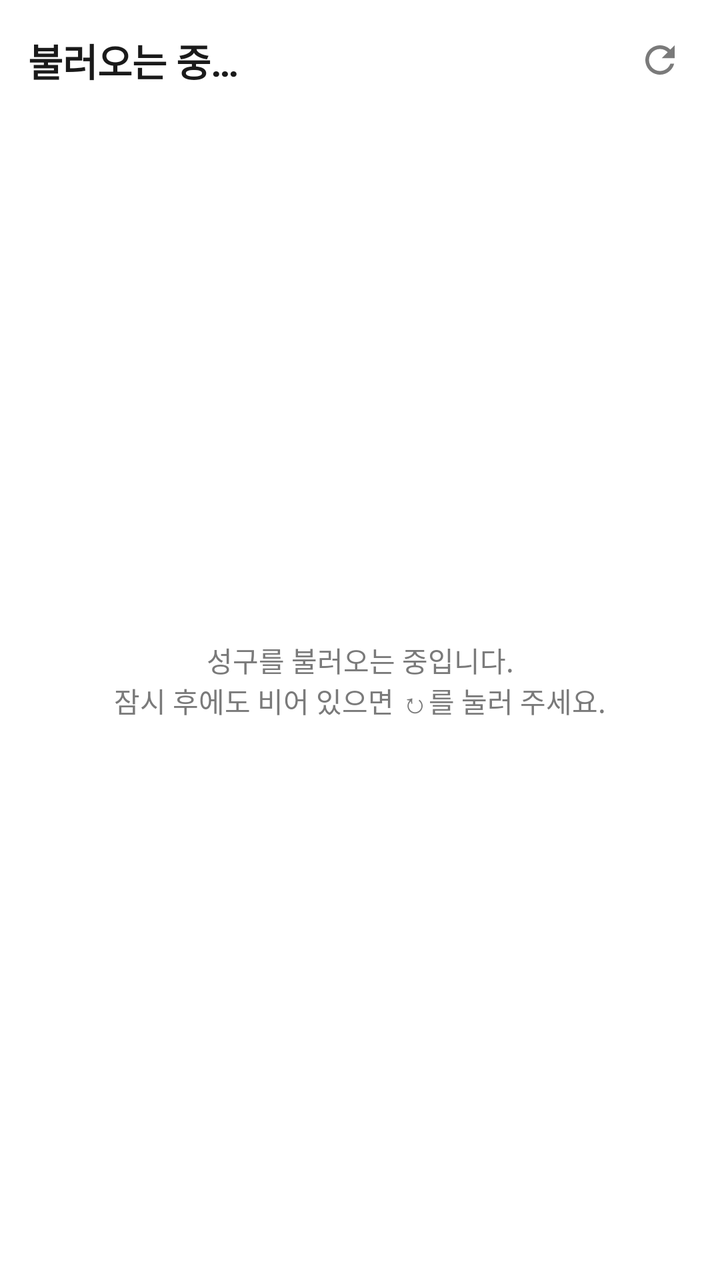
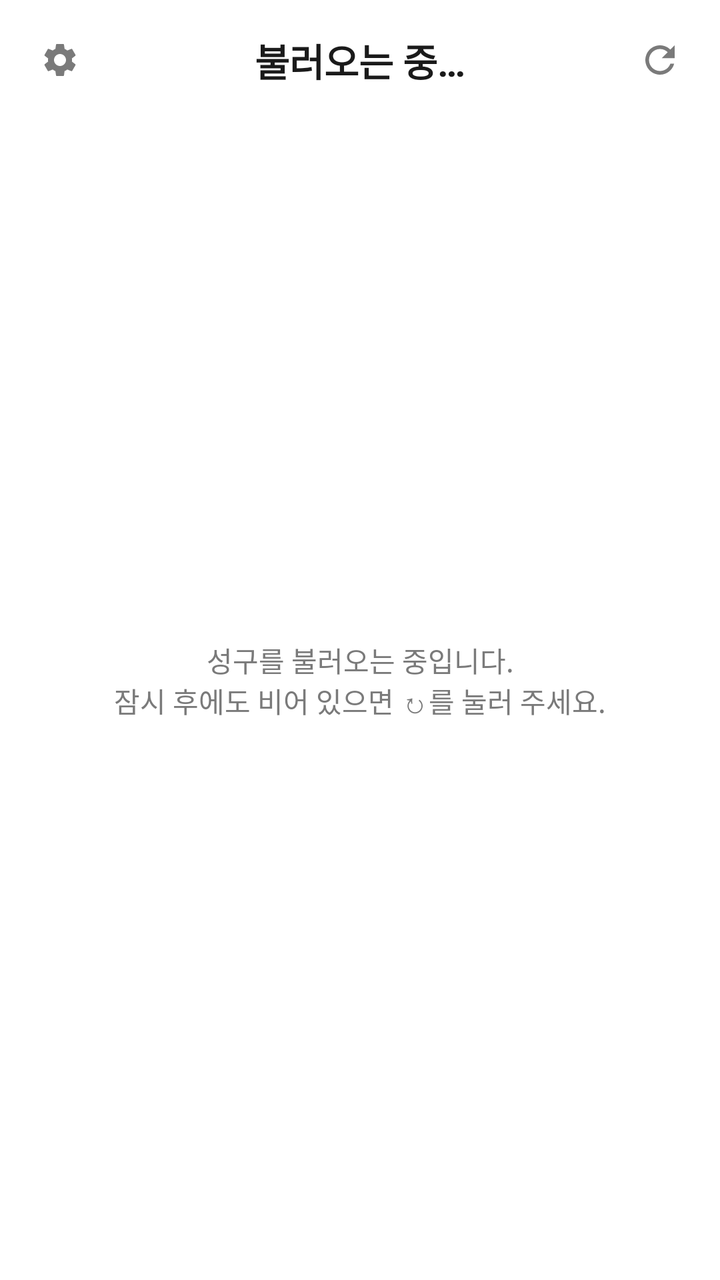

An Android layout rendered at two revisions. The XML below is the earlier revision; the diff shows what the commit changed to produce the second picture.
<!-- AndroidManifest.xml: fallback theme Theme.MaterialComponents.DayNight.NoActionBar -->
<!-- res/layout/widget.xml -->
<?xml version="1.0" encoding="utf-8"?>
<LinearLayout xmlns:android="http://schemas.android.com/apk/res/android"
    android:id="@+id/root"
    android:layout_width="match_parent"
    android:layout_height="match_parent"
    android:background="@drawable/widget_bg"
    android:orientation="vertical"
    android:padding="14dp">

    <LinearLayout
        android:layout_width="match_parent"
        android:layout_height="wrap_content"
        android:gravity="center_vertical"
        android:orientation="horizontal">

        <TextView
            android:id="@+id/heading"
            android:layout_width="0dp"
            android:layout_height="wrap_content"
            android:layout_weight="1"
            android:text="@string/loading"
            android:textColor="@color/title"
            android:textSize="19sp"
            android:textStyle="bold" />

        <ImageView
            android:id="@+id/refresh"
            android:layout_width="32dp"
            android:layout_height="32dp"
            android:contentDescription="@string/refresh"
            android:padding="5dp"
            android:src="@drawable/ic_refresh" />
    </LinearLayout>

    <TextView
        android:id="@+id/status"
        android:layout_width="match_parent"
        android:layout_height="wrap_content"
        android:layout_marginTop="4dp"
        android:textColor="@color/muted"
        android:textSize="12sp"
        android:visibility="gone" />

    <FrameLayout
        android:layout_width="match_parent"
        android:layout_height="0dp"
        android:layout_marginTop="8dp"
        android:layout_weight="1">

        <ListView
            android:id="@+id/list"
            android:layout_width="match_parent"
            android:layout_height="match_parent"
            android:divider="@null"
            android:dividerHeight="0dp"
            android:scrollbars="none" />

        <TextView
            android:id="@+id/empty"
            android:layout_width="match_parent"
            android:layout_height="match_parent"
            android:gravity="center"
            android:text="@string/empty"
            android:textColor="@color/muted"
            android:textSize="14sp" />
    </FrameLayout>
</LinearLayout>
<!-- resources referenced by this layout -->
<resources>
  <color name="muted">#7A7A7A</color>
  <color name="title">#1A1A1A</color>
  <!-- drawable ic_refresh (drawable) -->
  <?xml version="1.0" encoding="utf-8"?>
  <vector xmlns:android="http://schemas.android.com/apk/res/android"
      android:width="24dp"
      android:height="24dp"
      android:viewportWidth="24"
      android:viewportHeight="24">
      <path
          android:fillColor="@color/muted"
          android:pathData="M17.65,6.35C16.2,4.9 14.21,4 12,4c-4.42,0 -7.99,3.58 -7.99,8s3.57,8 7.99,8c3.73,0 6.84,-2.55 7.73,-6h-2.08c-0.82,2.33 -3.04,4 -5.65,4 -3.31,0 -6,-2.69 -6,-6s2.69,-6 6,-6c1.66,0 3.14,0.69 4.22,1.78L13,11h7V4l-2.35,2.35z" />
  </vector>
  <!-- drawable widget_bg (drawable) -->
  <?xml version="1.0" encoding="utf-8"?>
  <shape xmlns:android="http://schemas.android.com/apk/res/android" android:shape="rectangle">
      <solid android:color="@color/bg" />
      <corners android:radius="22dp" />
  </shape>
  <string name="empty">성구를 불러오는 중입니다.\n잠시 후에도 비어 있으면 ↻를 눌러 주세요.</string>
  <string name="loading">불러오는 중…</string>
  <string name="refresh">새로 고침</string>
  <color name="bg">#F7FFFFFF</color>
</resources>

<!-- the commit's change to res/layout/widget.xml (unified diff, before → after) -->
@@ -1,67 +1,93 @@
 <?xml version="1.0" encoding="utf-8"?>
-<LinearLayout xmlns:android="http://schemas.android.com/apk/res/android"
+<FrameLayout xmlns:android="http://schemas.android.com/apk/res/android"
     android:id="@+id/root"
     android:layout_width="match_parent"
-    android:layout_height="match_parent"
-    android:background="@drawable/widget_bg"
-    android:orientation="vertical"
-    android:padding="14dp">
+    android:layout_height="match_parent">
+
+    
+    <ImageView
+        android:id="@+id/bg"
+        android:layout_width="match_parent"
+        android:layout_height="match_parent"
+        android:importantForAccessibility="no"
+        android:scaleType="fitXY"
+        android:src="@drawable/widget_bg" />
 
     <LinearLayout
         android:layout_width="match_parent"
-        android:layout_height="wrap_content"
-        android:gravity="center_vertical"
-        android:orientation="horizontal">
+        android:layout_height="match_parent"
+        android:orientation="vertical"
+        android:padding="14dp">
+
+        
+        <FrameLayout
+            android:layout_width="match_parent"
+            android:layout_height="wrap_content">
+
+            <TextView
+                android:id="@+id/heading"
+                android:layout_width="match_parent"
+                android:layout_height="wrap_content"
+                android:layout_gravity="center_vertical"
+                android:gravity="center"
+                android:paddingStart="34dp"
+                android:paddingEnd="34dp"
+                android:text="@string/loading"
+                android:textColor="@color/title"
+                android:textSize="19sp"
+                android:textStyle="bold" />
+
+            <ImageView
+                android:id="@+id/settings"
+                android:layout_width="32dp"
+                android:layout_height="32dp"
+                android:layout_gravity="start|center_vertical"
+                android:contentDescription="@string/settings"
+                android:padding="6dp"
+                android:src="@drawable/ic_settings" />
+
+            <ImageView
+                android:id="@+id/refresh"
+                android:layout_width="32dp"
+                android:layout_height="32dp"
+                android:layout_gravity="end|center_vertical"
+                android:contentDescription="@string/refresh"
+                android:padding="5dp"
+                android:src="@drawable/ic_refresh" />
+        </FrameLayout>
 
         <TextView
-            android:id="@+id/heading"
-            android:layout_width="0dp"
+            android:id="@+id/status"
+            android:layout_width="match_parent"
             android:layout_height="wrap_content"
-            android:layout_weight="1"
-            android:text="@string/loading"
-            android:textColor="@color/title"
-            android:textSize="19sp"
-            android:textStyle="bold" />
+            android:layout_marginTop="4dp"
+            android:gravity="center"
+            android:textColor="@color/muted"
+            android:textSize="12sp"
+            android:visibility="gone" />
 
-        <ImageView
-            android:id="@+id/refresh"
-            android:layout_width="32dp"
-            android:layout_height="32dp"
-            android:contentDescription="@string/refresh"
-            android:padding="5dp"
-            android:src="@drawable/ic_refresh" />
+        <FrameLayout
+            android:layout_width="match_parent"
+            android:layout_height="0dp"
+            android:layout_marginTop="8dp"
+            android:layout_weight="1">
+
+            <ListView
+                android:id="@+id/list"
+                android:layout_width="match_parent"
+                android:layout_height="match_parent"
+                android:divider="@null"
+                android:dividerHeight="0dp"
+                android:scrollbars="none" />
+
+            <TextView
+                android:id="@+id/empty"
+                android:layout_width="match_parent"
+                android:layout_height="match_parent"
+                android:gravity="center"
+                android:text="@string/empty"
+                android:textColor="@color/muted"
+                android:textSize="14sp" />
+        </FrameLayout>
     </LinearLayout>
-
-    <TextView
-        android:id="@+id/status"
-        android:layout_width="match_parent"
-        android:layout_height="wrap_content"
-        android:layout_marginTop="4dp"
-        android:textColor="@color/muted"
-        android:textSize="12sp"
-        android:visibility="gone" />
-
-    <FrameLayout
-        android:layout_width="match_parent"
-        android:layout_height="0dp"
-        android:layout_marginTop="8dp"
-        android:layout_weight="1">
-
-        <ListView
-            android:id="@+id/list"
-            android:layout_width="match_parent"
-            android:layout_height="match_parent"
-            android:divider="@null"
-            android:dividerHeight="0dp"
-            android:scrollbars="none" />
-
-        <TextView
-            android:id="@+id/empty"
-            android:layout_width="match_parent"
-            android:layout_height="match_parent"
-            android:gravity="center"
-            android:text="@string/empty"
-            android:textColor="@color/muted"
-            android:textSize="14sp" />
-    </FrameLayout>
-</LinearLayout>
+</FrameLayout>
<!-- resource entries referenced after the edit -->
@@ -13,6 +13,17 @@
           android:fillColor="@color/muted"
           android:pathData="M17.65,6.35C16.2,4.9 14.21,4 12,4c-4.42,0 -7.99,3.58 -7.99,8s3.57,8 7.99,8c3.73,0 6.84,-2.55 7.73,-6h-2.08c-0.82,2.33 -3.04,4 -5.65,4 -3.31,0 -6,-2.69 -6,-6s2.69,-6 6,-6c1.66,0 3.14,0.69 4.22,1.78L13,11h7V4l-2.35,2.35z" />
   </vector>
+  <!-- drawable ic_settings (drawable) -->
+  <?xml version="1.0" encoding="utf-8"?>
+  <vector xmlns:android="http://schemas.android.com/apk/res/android"
+      android:width="24dp"
+      android:height="24dp"
+      android:viewportWidth="24"
+      android:viewportHeight="24">
+      <path
+          android:fillColor="@color/muted"
+          android:pathData="M19.14,12.94c0.04,-0.3 0.06,-0.61 0.06,-0.94c0,-0.32 -0.02,-0.64 -0.07,-0.94l2.03,-1.58c0.18,-0.14 0.23,-0.41 0.12,-0.61l-1.92,-3.32c-0.12,-0.22 -0.37,-0.29 -0.59,-0.22l-2.39,0.96c-0.5,-0.38 -1.03,-0.7 -1.62,-0.94L14.4,2.81c-0.04,-0.24 -0.24,-0.41 -0.48,-0.41h-3.84c-0.24,0 -0.43,0.17 -0.47,0.41L9.25,5.35C8.66,5.59 8.12,5.92 7.63,6.29L5.24,5.33c-0.22,-0.08 -0.47,0 -0.59,0.22L2.74,8.87C2.62,9.08 2.66,9.34 2.86,9.48l2.03,1.58C4.84,11.36 4.8,11.69 4.8,12s0.02,0.64 0.07,0.94l-2.03,1.58c-0.18,0.14 -0.23,0.41 -0.12,0.61l1.92,3.32c0.12,0.22 0.37,0.29 0.59,0.22l2.39,-0.96c0.5,0.38 1.03,0.7 1.62,0.94l0.36,2.54c0.05,0.24 0.24,0.41 0.48,0.41h3.84c0.24,0 0.44,-0.17 0.47,-0.41l0.36,-2.54c0.59,-0.24 1.13,-0.56 1.62,-0.94l2.39,0.96c0.22,0.08 0.47,0 0.59,-0.22l1.92,-3.32c0.12,-0.22 0.07,-0.47 -0.12,-0.61L19.14,12.94zM12,15.6c-1.98,0 -3.6,-1.62 -3.6,-3.6s1.62,-3.6 3.6,-3.6s3.6,1.62 3.6,3.6S13.98,15.6 12,15.6z" />
+  </vector>
   <!-- drawable widget_bg (drawable) -->
   <?xml version="1.0" encoding="utf-8"?>
   <shape xmlns:android="http://schemas.android.com/apk/res/android" android:shape="rectangle">
@@ -22,6 +33,7 @@
   <string name="empty">성구를 불러오는 중입니다.\n잠시 후에도 비어 있으면 ↻를 눌러 주세요.</string>
   <string name="loading">불러오는 중…</string>
   <string name="refresh">새로 고침</string>
-  <color name="bg">#F7FFFFFF</color>
+  <string name="settings">설정</string>
+  <color name="bg">#FFFFFFFF</color>
 </resources>
 
